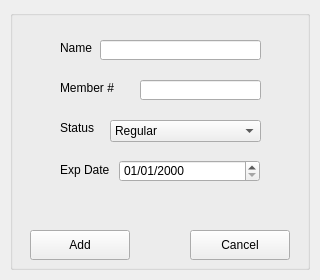
Before: the Qt Designer form Project2/addmember.ui in tdragon00/CS1C_Project_2, drawn with Qt 5.
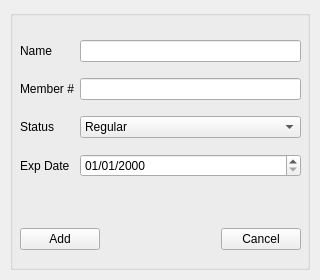
After: the same form once the commit is applied.

```diff
--- a/Project2/addmember.ui
+++ b/Project2/addmember.ui
@@ -25,153 +25,118 @@
    <property name="title">
     <string/>
    </property>
+   <widget class="QWidget" name="">
+    <property name="geometry">
+     <rect>
+      <x>10</x>
+      <y>20</y>
+      <width>281</width>
+      <height>161</height>
+     </rect>
+    </property>
+    <layout class="QGridLayout" name="gridLayout">
+     <item row="1" column="0" colspan="3">
    <widget class="QLabel" name="idLabel">
-    <property name="geometry">
-     <rect>
-      <x>50</x>
-      <y>70</y>
-      <width>81</width>
-      <height>16</height>
-     </rect>
-    </property>
     <property name="text">
      <string>Member #</string>
     </property>
    </widget>
+     </item>
+     <item row="1" column="3">
    <widget class="QLineEdit" name="idEdit">
     <property name="enabled">
      <bool>true</bool>
     </property>
-    <property name="geometry">
-     <rect>
-      <x>130</x>
-      <y>70</y>
-      <width>121</width>
-      <height>20</height>
-     </rect>
-    </property>
     <property name="readOnly">
      <bool>true</bool>
     </property>
    </widget>
+     </item>
+     <item row="0" column="3">
+      <widget class="QLineEdit" name="nameEdit"/>
+     </item>
+     <item row="0" column="0" colspan="3">
    <widget class="QLabel" name="nameLabel">
-    <property name="geometry">
-     <rect>
-      <x>50</x>
-      <y>30</y>
-      <width>41</width>
-      <height>16</height>
-     </rect>
-    </property>
     <property name="text">
      <string>Name</string>
     </property>
    </widget>
-   <widget class="QLineEdit" name="nameEdit">
-    <property name="geometry">
-     <rect>
-      <x>90</x>
-      <y>30</y>
-      <width>161</width>
-      <height>20</height>
-     </rect>
-    </property>
-   </widget>
-   <widget class="QLabel" name="exDateLabel">
-    <property name="geometry">
-     <rect>
-      <x>50</x>
-      <y>150</y>
-      <width>81</width>
-      <height>20</height>
-     </rect>
-    </property>
+     </item>
+     <item row="2" column="3">
+      <widget class="QComboBox" name="statusEdit">
+       <item>
+        <property name="text">
+         <string>Regular</string>
+        </property>
+       </item>
+       <item>
     <property name="text">
-     <string>Exp Date</string>
-    </property>
-   </widget>
+         <string>Executive</string>
+        </property>
+       </item>
+      </widget>
+     </item>
+     <item row="2" column="0" colspan="3">
    <widget class="QLabel" name="statusLabel">
-    <property name="geometry">
-     <rect>
-      <x>50</x>
-      <y>110</y>
-      <width>41</width>
-      <height>16</height>
-     </rect>
-    </property>
     <property name="text">
      <string>Status</string>
     </property>
    </widget>
-   <widget class="QWidget" name="verticalLayoutWidget_3">
+     </item>
+     <item row="3" column="3">
+      <widget class="QDateEdit" name="dateEdit">
+       <property name="displayFormat">
+        <string>MM/dd/yyyy</string>
+       </property>
+      </widget>
+     </item>
+     <item row="3" column="0" colspan="3">
+      <widget class="QLabel" name="exDateLabel">
+       <property name="text">
+        <string>Exp Date</string>
+       </property>
+      </widget>
+     </item>
+    </layout>
+   </widget>
+   <widget class="QWidget" name="">
     <property name="geometry">
      <rect>
-      <x>30</x>
-      <y>60</y>
-      <width>231</width>
+      <x>10</x>
+      <y>209</y>
+      <width>281</width>
       <height>41</height>
      </rect>
     </property>
-    <layout class="QVBoxLayout" name="verticalLayout_5"/>
-   </widget>
+    <layout class="QHBoxLayout" name="horizontalLayout">
+     <item>
    <widget class="QPushButton" name="addButton">
-    <property name="geometry">
-     <rect>
-      <x>20</x>
-      <y>220</y>
-      <width>100</width>
-      <height>30</height>
-     </rect>
-    </property>
     <property name="text">
      <string>Add</string>
     </property>
    </widget>
+     </item>
+     <item>
+      <spacer name="horizontalSpacer">
+       <property name="orientation">
+        <enum>Qt::Horizontal</enum>
+       </property>
+       <property name="sizeHint" stdset="0">
+        <size>
+         <width>40</width>
+         <height>20</height>
+        </size>
+       </property>
+      </spacer>
+     </item>
+     <item>
    <widget class="QPushButton" name="cancelButton">
-    <property name="geometry">
-     <rect>
-      <x>180</x>
-      <y>220</y>
-      <width>100</width>
-      <height>30</height>
-     </rect>
-    </property>
     <property name="text">
      <string>Cancel</string>
     </property>
    </widget>
-   <widget class="QDateEdit" name="dateEdit">
-    <property name="geometry">
-     <rect>
-      <x>109</x>
-      <y>150</y>
-      <width>141</width>
-      <height>22</height>
-     </rect>
-    </property>
-    <property name="displayFormat">
-     <string>MM/dd/yyyy</string>
-    </property>
-   </widget>
-   <widget class="QComboBox" name="statusEdit">
-    <property name="geometry">
-     <rect>
-      <x>100</x>
-      <y>110</y>
-      <width>151</width>
-      <height>22</height>
-     </rect>
-    </property>
-    <item>
-     <property name="text">
-      <string>Regular</string>
-     </property>
-    </item>
-    <item>
-     <property name="text">
-      <string>Executive</string>
-     </property>
-    </item>
+     </item>
+    </layout>
    </widget>
   </widget>
  </widget>
```
Lines whose indentation alone changed are shown as unchanged.
